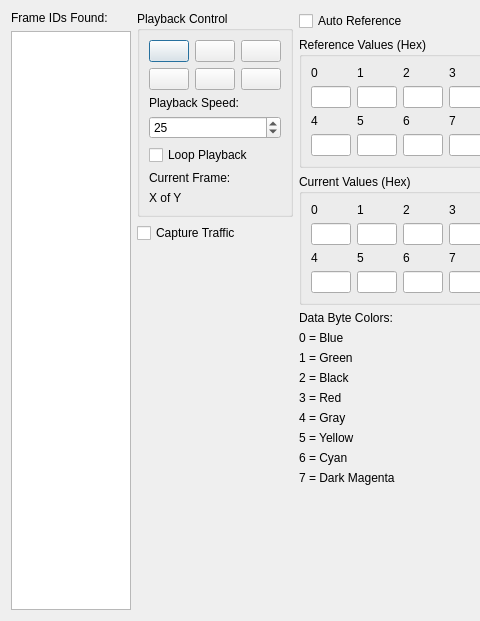
Above: flowviewwindow.ui from collin80/SavvyCAN before the change; both pictures show x 0 to 480 and y 0 to 621 of the 1078 by 621 pixel window. Below: the same form after it.
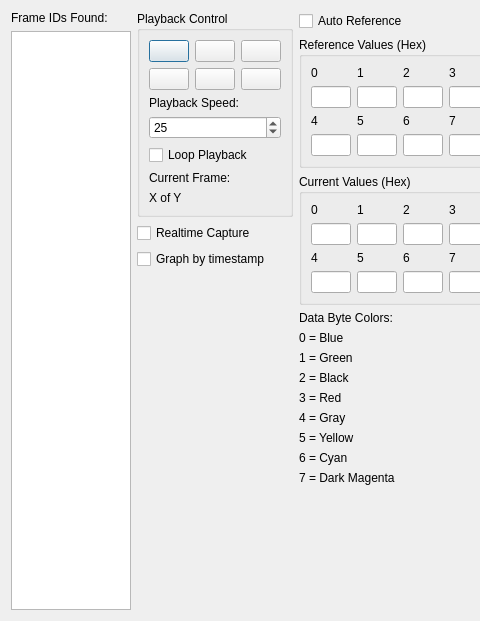
That is the form after the change. Icons and pictures are not drawn. Custom widgets are drawn as their Qt base class.

Commit message: Tweaks in both flow view and graphing view to make them show with a time based X axis (this is selectable in flowview). This allows for much better correlation of graphs from different IDs. Updated version number.

What changed in the file:
```diff
--- a/flowviewwindow.ui
+++ b/flowviewwindow.ui
@@ -52,7 +52,7 @@
     </layout>
    </item>
    <item>
-    <layout class="QVBoxLayout" name="verticalLayout" stretch="0,1,0">
+    <layout class="QVBoxLayout" name="verticalLayout" stretch="0,0,0,0">
      <item>
       <widget class="QGroupBox" name="groupBox_3">
        <property name="title">
@@ -204,7 +204,14 @@
         </sizepolicy>
        </property>
        <property name="text">
-        <string>Capture Traffic</string>
+        <string>Realtime Capture</string>
+       </property>
+      </widget>
+     </item>
+     <item>
+      <widget class="QCheckBox" name="cbTimeGraph">
+       <property name="text">
+        <string>Graph by timestamp</string>
        </property>
       </widget>
      </item>
```
The commit also changes 5 other files.
